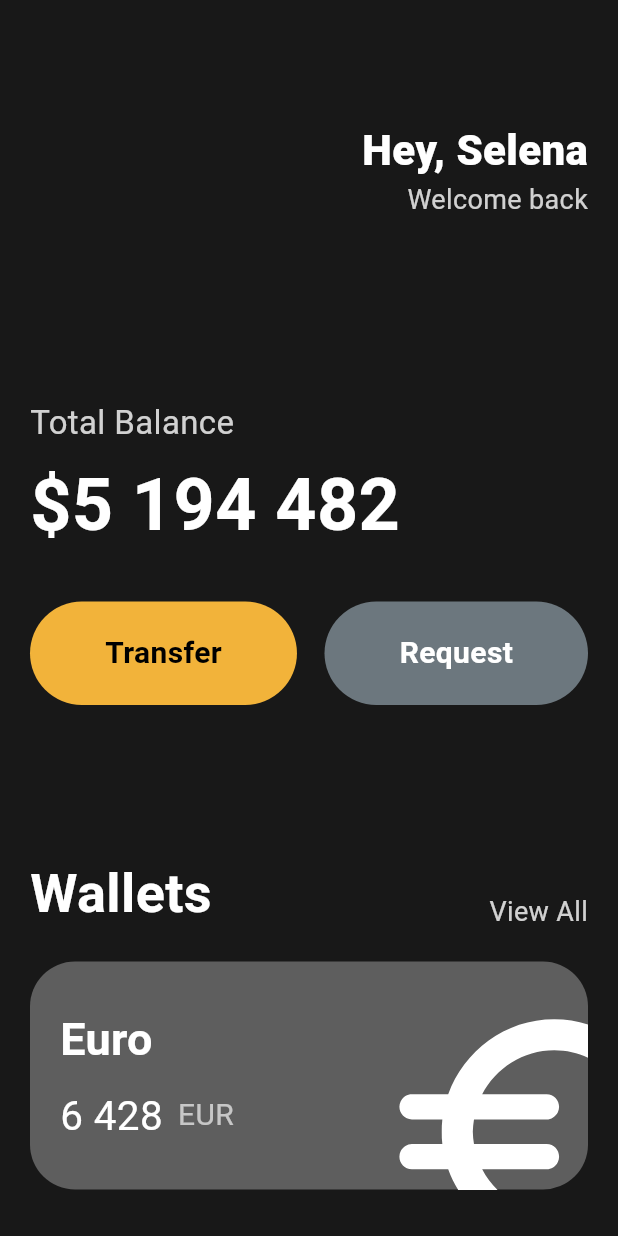
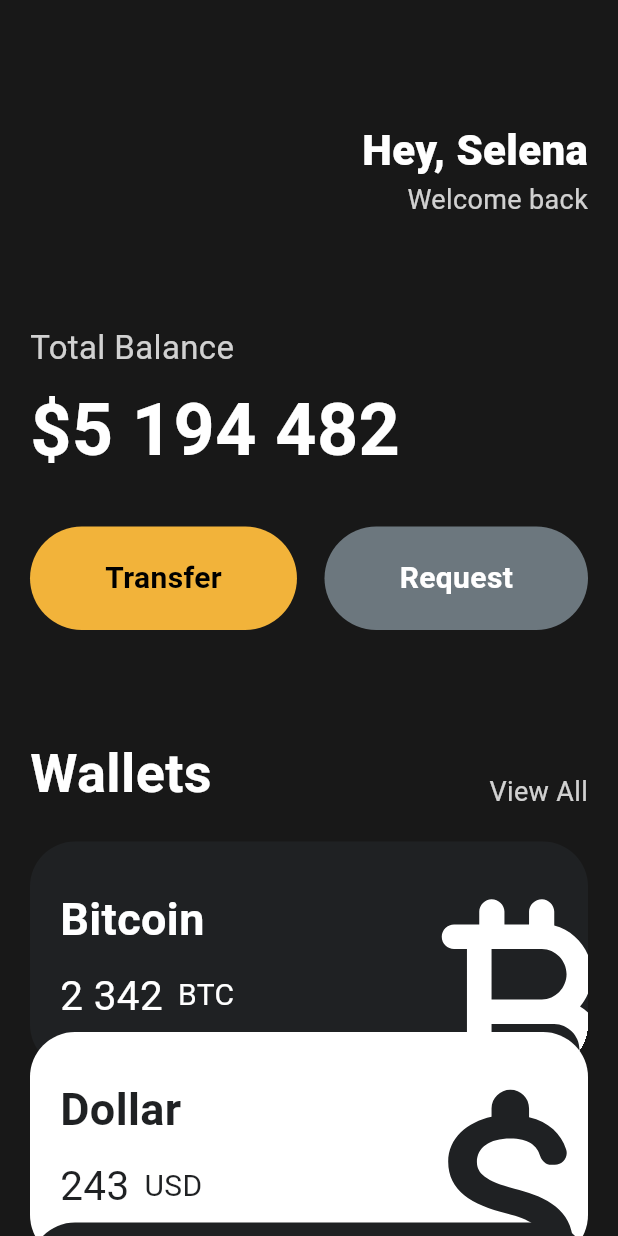
Before and after one commit to moztiq/nc-flutter-crypto, a Flutter app: the screen it shows after launch, on a phone screen of 412 x 824 dp. Run offline on Flutter 3.47's test engine with Material 3 defaults, Android fonts, the phone set to English and light mode, and no system bars.

Commit message:
reuseable cards

```diff
--- a/lib/main.dart
+++ b/lib/main.dart
@@ -1,17 +1,21 @@
 import 'package:flutter/material.dart';
 import 'package:nc_flutter_crypto/widgets/button.dart';
+import 'package:nc_flutter_crypto/widgets/currency_card.dart';
 
 void main() {
   runApp(App());
 }
 
 class App extends StatelessWidget {
+  const App({super.key});
+
   @override
   Widget build(BuildContext context) {
     return MaterialApp(
       home: Scaffold(
         backgroundColor: const Color(0xFF181818),
-        body: Padding(
+        body: SingleChildScrollView(
+          child: Padding(
             padding: const EdgeInsets.symmetric(horizontal: 20),
             child: Column(
               crossAxisAlignment: CrossAxisAlignment.start,
@@ -45,7 +49,7 @@ class App extends StatelessWidget {
                   ],
                 ),
                 const SizedBox(
-                height: 120,
+                  height: 70,
                 ),
                 Text(
                   'Total Balance',
@@ -81,7 +85,7 @@ class App extends StatelessWidget {
                   ],
                 ),
                 const SizedBox(
-                height: 100,
+                  height: 70,
                 ),
                 Row(
                   mainAxisAlignment: MainAxisAlignment.spaceBetween,
@@ -105,72 +109,35 @@ class App extends StatelessWidget {
                 const SizedBox(
                   height: 20,
                 ),
-              Container(
-                clipBehavior: Clip.hardEdge,
-                decoration: BoxDecoration(
-                    borderRadius: BorderRadius.circular(30),
-                    color: Colors.white.withOpacity(0.3)),
-                child: Padding(
-                  padding: const EdgeInsets.symmetric(
-                    horizontal: 20,
-                    vertical: 30,
+                const CurrencyCard(
+                  name: 'Bitcoin',
+                  code: 'BTC',
+                  amount: '2 342',
+                  icon: Icons.currency_bitcoin_rounded,
+                  isInverted: false,
                 ),
-                  child: Row(
-                    mainAxisAlignment: MainAxisAlignment.spaceBetween,
-                    children: [
-                      Column(
-                        crossAxisAlignment: CrossAxisAlignment.start,
-                        children: [
-                          const Text(
-                            'Euro',
-                            style: TextStyle(
-                              color: Colors.white,
-                              fontSize: 30,
-                              fontWeight: FontWeight.w600,
+                Transform.translate(
+                  offset: const Offset(0, -25),
+                  child: const CurrencyCard(
+                    name: 'Dollar',
+                    code: 'USD',
+                    amount: '243',
+                    icon: Icons.attach_money_rounded,
+                    isInverted: true,
                   ),
                 ),
-                          const SizedBox(
-                            height: 10,
-                          ),
-                          Row(
-                            children: [
-                              const Text(
-                                '6 428',
-                                style: TextStyle(
-                                  color: Colors.white,
-                                  fontSize: 27,
-                                ),
-                              ),
-                              const SizedBox(
-                                width: 10,
-                              ),
-                              Text(
-                                'EUR',
-                                style: TextStyle(
-                                  color: Colors.white.withOpacity(0.65),
-                                  fontSize: 20,
+                Transform.translate(
+                  offset: const Offset(0, -50),
+                  child: const CurrencyCard(
+                    name: 'Euro',
+                    code: 'EUC',
+                    amount: '56 234',
+                    icon: Icons.euro_rounded,
+                    isInverted: false,
                   ),
                 ),
               ],
-                          )
-                        ],
             ),
-                      Transform.scale(
-                        scale: 2.5,
-                        child: Transform.translate(
-                          offset: const Offset(5, 15),
-                          child: const Icon(
-                            Icons.euro_rounded,
-                            color: Colors.white,
-                            size: 80,
-                          ),
-                        ),
-                      )
-                    ],
-                  ),
-                ),
-              )
-            ],
           ),
         ),
       ),
--- /dev/null
+++ b/lib/widgets/currency_card.dart
@@ -0,0 +1,87 @@
+import 'package:flutter/material.dart';
+
+class CurrencyCard extends StatelessWidget {
+  final String name, code, amount;
+  final IconData icon;
+  final bool isInverted;
+  final _blackColor = const Color(0xFF1F2123);
+
+  const CurrencyCard({
+    super.key,
+    required this.name,
+    required this.code,
+    required this.amount,
+    required this.icon,
+    required this.isInverted,
+  });
+
+  @override
+  Widget build(BuildContext context) {
+    return Container(
+      clipBehavior: Clip.hardEdge,
+      decoration: BoxDecoration(
+        borderRadius: BorderRadius.circular(30),
+        color: isInverted ? Colors.white : _blackColor,
+      ),
+      child: Padding(
+        padding: const EdgeInsets.symmetric(
+          horizontal: 20,
+          vertical: 30,
+        ),
+        child: Row(
+          mainAxisAlignment: MainAxisAlignment.spaceBetween,
+          children: [
+            Column(
+              crossAxisAlignment: CrossAxisAlignment.start,
+              children: [
+                Text(
+                  name,
+                  style: TextStyle(
+                    color: isInverted ? _blackColor : Colors.white,
+                    fontSize: 30,
+                    fontWeight: FontWeight.w600,
+                  ),
+                ),
+                const SizedBox(
+                  height: 10,
+                ),
+                Row(
+                  children: [
+                    Text(
+                      amount,
+                      style: TextStyle(
+                        color: isInverted ? _blackColor : Colors.white,
+                        fontSize: 27,
+                      ),
+                    ),
+                    const SizedBox(
+                      width: 10,
+                    ),
+                    Text(
+                      code,
+                      style: TextStyle(
+                        color: isInverted ? _blackColor : Colors.white,
+                        fontSize: 20,
+                      ),
+                    ),
+                  ],
+                )
+              ],
+            ),
+            Transform.scale(
+              scale: 2.5,
+              child: Transform.translate(
+                offset: const Offset(5, 15),
+                child: Icon(
+                  icon,
+                  color: isInverted ? _blackColor : Colors.white,
+                  size: 80,
+                ),
+              ),
+            )
+          ],
+        ),
+      ),
+    );
+  }
+}
```
Lines whose indentation alone changed are shown as unchanged.
